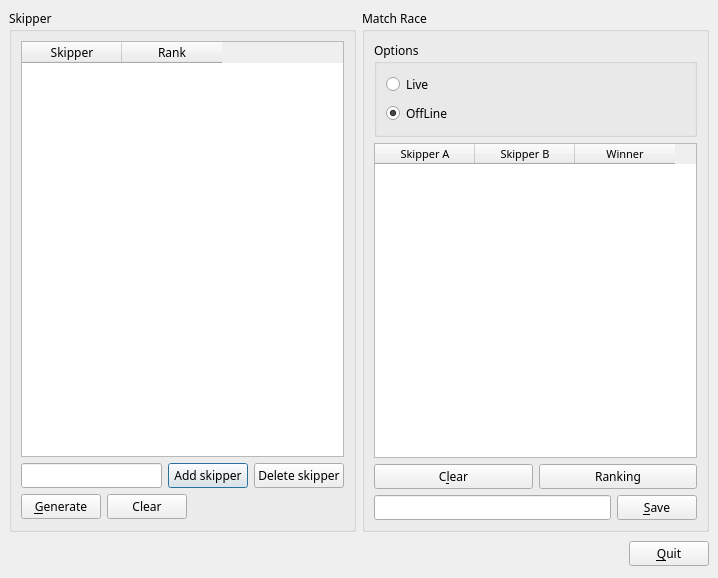
Qt form MatchRace/mainwin.ui (BackupTheBerlios/sailforlinux-svn) before a commit.
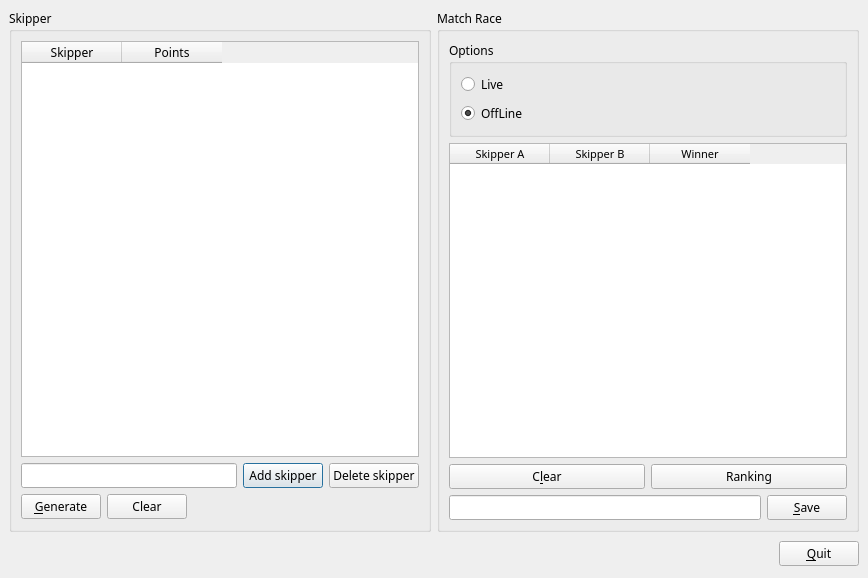
The same form after that commit.

Patch:
```diff
--- a/MatchRace/mainwin.ui
+++ b/MatchRace/mainwin.ui
@@ -8,7 +8,7 @@
    <rect>
     <x>0</x>
     <y>0</y>
-    <width>718</width>
+    <width>868</width>
     <height>578</height>
    </rect>
   </property>
@@ -62,7 +62,7 @@
           </column>
           <column>
            <property name="text" >
-            <string>Rank</string>
+            <string>Points</string>
            </property>
           </column>
          </widget>
@@ -157,21 +157,14 @@
           <property name="alignment" >
            <set>Qt::AlignLeading|Qt::AlignLeft|Qt::AlignTop</set>
           </property>
-          <layout class="QVBoxLayout" >
+          <layout class="QGridLayout" >
            <property name="margin" >
             <number>9</number>
            </property>
            <property name="spacing" >
             <number>6</number>
            </property>
-           <item>
-            <widget class="QRadioButton" name="R_Live" >
-             <property name="text" >
-              <string>Live</string>
-             </property>
-            </widget>
-           </item>
-           <item>
+           <item row="1" column="0" >
             <widget class="QRadioButton" name="R_OffLine" >
              <property name="text" >
               <string>OffLine</string>
@@ -181,6 +174,13 @@
              </property>
             </widget>
            </item>
+           <item row="0" column="0" >
+            <widget class="QRadioButton" name="R_Live" >
+             <property name="text" >
+              <string>Live</string>
+             </property>
+            </widget>
+           </item>
           </layout>
          </widget>
         </item>
```
